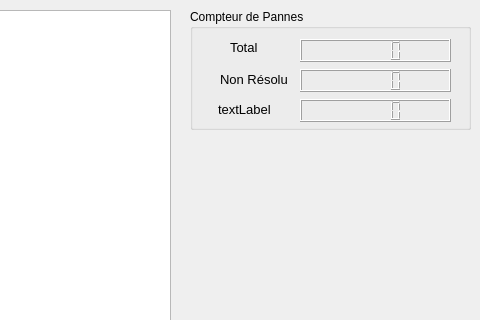
Above: mainwindow.ui from Rhaven3/Project_SP-CE before the change; both pictures show x 470 to 950 and y 0 to 320 of the 950 by 585 pixel window. Below: the same form after it.
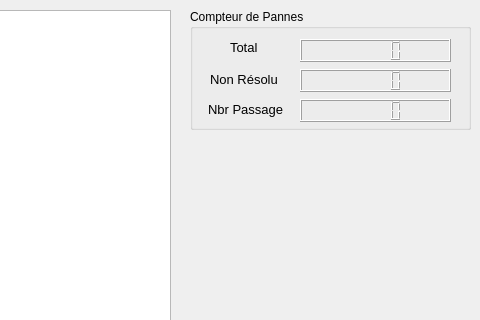
That is the form after the change.

```diff
--- a/mainwindow.ui
+++ b/mainwindow.ui
@@ -113,7 +113,7 @@
     <widget class="QLabel" name="label_2">
      <property name="geometry">
       <rect>
-       <x>30</x>
+       <x>20</x>
        <y>60</y>
        <width>71</width>
        <height>20</height>
@@ -131,9 +131,9 @@
     <widget class="QLabel" name="label_3">
      <property name="geometry">
       <rect>
-       <x>28</x>
+       <x>18</x>
        <y>90</y>
-       <width>61</width>
+       <width>81</width>
        <height>20</height>
       </rect>
      </property>
@@ -143,7 +143,7 @@
       </font>
      </property>
      <property name="text">
-      <string>textLabel</string>
+      <string>Nbr Passage</string>
      </property>
     </widget>
     <widget class="QLabel" name="label_4">
```
